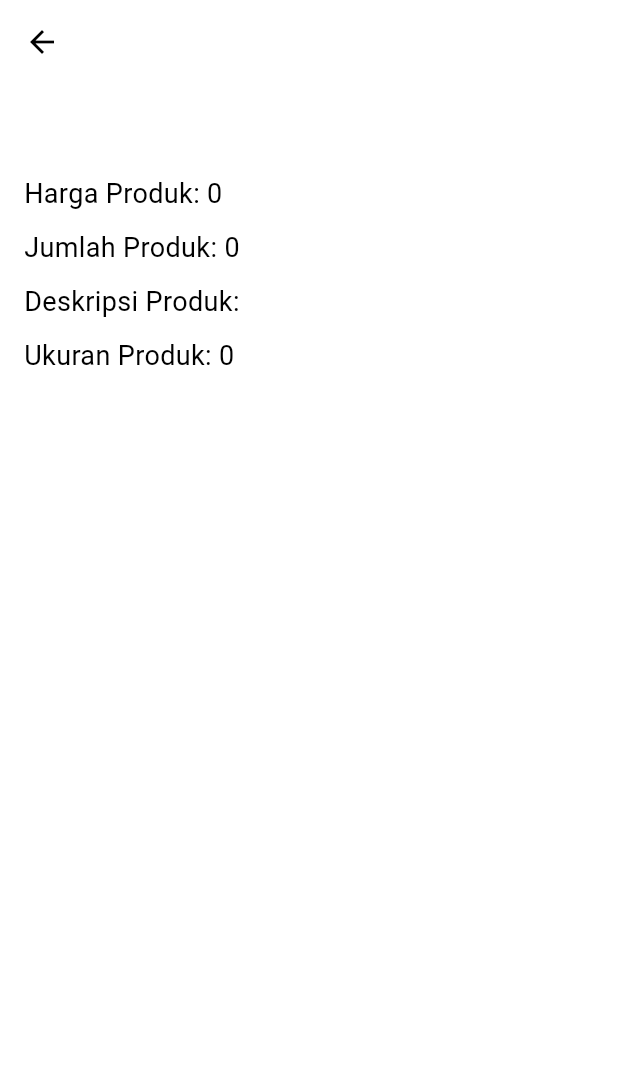
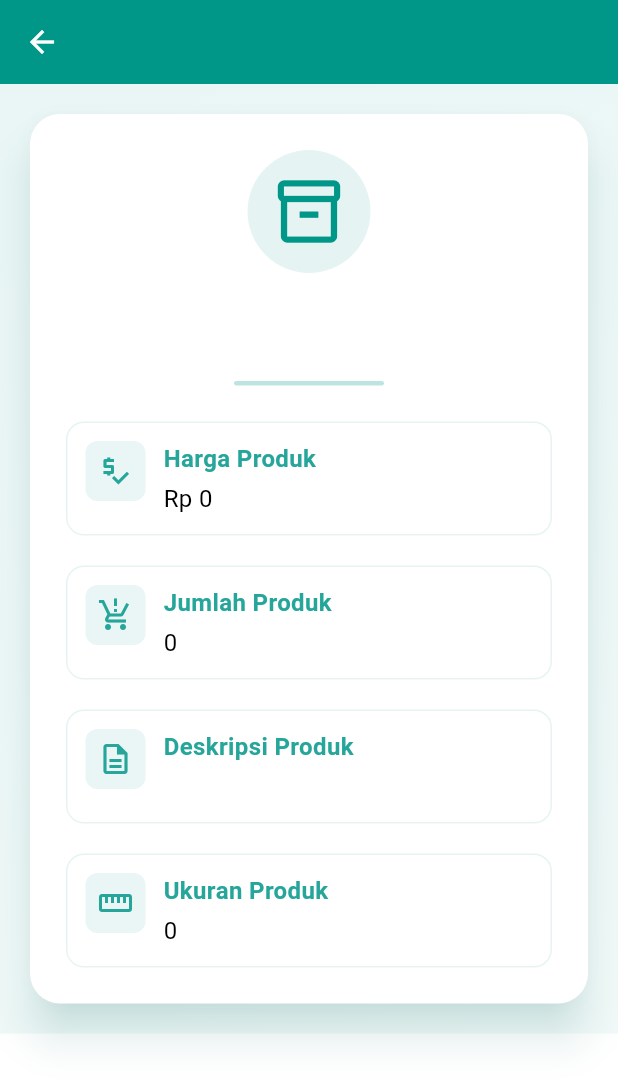
Before and after one commit to freiazulaika/lahzadi-mobile, a Flutter app: the ProductDetailPage screen opened directly with empty values, on a phone screen of 412 x 824 dp. Shown: the top 1084 px of the screen. Run offline on Flutter 3.47's test engine with Material 3 defaults, Android fonts, the light colour scheme and no system bars; missing offline and left inert: pbp_django_auth.

Commit message:
edit tugas 9

```diff
--- a/lib/screens/detail_product.dart
+++ b/lib/screens/detail_product.dart
@@ -8,45 +8,191 @@ class ProductDetailPage extends StatelessWidget {
 
   @override
   Widget build(BuildContext context) {
+    final theme = Theme.of(context);
+    final colorScheme = theme.colorScheme;
+
     return Scaffold(
       appBar: AppBar(
-        title: Text(product.fields.name),
+        elevation: 0,
+        title: Text(
+          product.fields.name,
+          style: TextStyle(color: colorScheme.onPrimary),
         ),
-      body: Padding(
+        backgroundColor: colorScheme.primary,
+        iconTheme: IconThemeData(color: colorScheme.onPrimary),
+      ),
+      body: Container(
+        decoration: BoxDecoration(
+          gradient: LinearGradient(
+            begin: Alignment.topLeft,
+            end: Alignment.bottomRight,
+            colors: [
+              colorScheme.secondary.withOpacity(0.1),
+              colorScheme.primary.withOpacity(0.05),
+            ],
+          ),
+        ),
+        child: SingleChildScrollView(
+          physics: const BouncingScrollPhysics(),
+          child: Padding(
             padding: const EdgeInsets.all(16.0),
+            child: AnimatedOpacity(
+              duration: const Duration(milliseconds: 500),
+              opacity: 1.0,
+              child: Card(
+                elevation: 12,
+                shadowColor: colorScheme.primary.withOpacity(0.3),
+                shape: RoundedRectangleBorder(
+                  borderRadius: BorderRadius.circular(20),
+                ),
+                child: Padding(
+                  padding: const EdgeInsets.all(24.0),
+                  child: Column(
+                    crossAxisAlignment: CrossAxisAlignment.stretch,
+                    children: [
+                      _buildHeader(product, colorScheme),
+                      const SizedBox(height: 24),
+                      _buildDetails(product, colorScheme),
+                    ],
+                  ),
+                ),
+              ),
+            ),
+          ),
+        ),
+      ),
+    );
+  }
+
+  Widget _buildHeader(ProductEntry product, ColorScheme colorScheme) {
+    return Column(
+      children: [
+        Container(
+          padding: const EdgeInsets.all(16),
+          decoration: BoxDecoration(
+            color: colorScheme.primary.withOpacity(0.1),
+            shape: BoxShape.circle,
+          ),
+          child: Icon(
+            Icons.inventory_2_outlined,
+            color: colorScheme.primary,
+            size: 50,
+          ),
+        ),
+        const SizedBox(height: 16),
+        Text(
+          product.fields.name,
+          style: TextStyle(
+            fontSize: 28.0,
+            fontWeight: FontWeight.bold,
+            color: colorScheme.primary,
+          ),
+          textAlign: TextAlign.center,
+        ),
+        const SizedBox(height: 16),
+        Container(
+          height: 3,
+          width: 100,
+          decoration: BoxDecoration(
+            color: colorScheme.secondary.withOpacity(0.3),
+            borderRadius: BorderRadius.circular(1.5),
+          ),
+        ),
+      ],
+    );
+  }
+
+  Widget _buildDetails(ProductEntry product, ColorScheme colorScheme) {
+    return Column(
+      children: [
+        _buildDetailRow(
+          icon: Icons.price_check_outlined,
+          label: "Harga Produk",
+          value: "Rp ${product.fields.price}",
+          color: colorScheme.secondary,
+          colorScheme: colorScheme,
+        ),
+        const SizedBox(height: 20),
+        _buildDetailRow(
+          icon: Icons.production_quantity_limits,
+          label: "Jumlah Produk",
+          value: "${product.fields.stock}",
+          color: colorScheme.secondary,
+          colorScheme: colorScheme,
+        ),
+        const SizedBox(height: 20),
+        _buildDetailRow(
+          icon: Icons.description_outlined,
+          label: "Deskripsi Produk",
+          value: product.fields.description,
+          color: colorScheme.secondary,
+          colorScheme: colorScheme,
+        ),
+        const SizedBox(height: 20),
+        _buildDetailRow(
+          icon: Icons.straighten_outlined,
+          label: "Ukuran Produk",
+          value: "${product.fields.size}",
+          color: colorScheme.secondary,
+          colorScheme: colorScheme,
+        ),
+      ],
+    );
+  }
+
+  Widget _buildDetailRow({
+    required IconData icon,
+    required String label,
+    required String value,
+    required Color color,
+    required ColorScheme colorScheme,
+  }) {
+    return Container(
+      padding: const EdgeInsets.all(12),
+      decoration: BoxDecoration(
+        color: colorScheme.surface,
+        borderRadius: BorderRadius.circular(12),
+        border: Border.all(
+          color: colorScheme.primary.withOpacity(0.1),
+          width: 1,
+        ),
+      ),
+      child: Row(
+        crossAxisAlignment: CrossAxisAlignment.start,
+        children: [
+          Container(
+            padding: const EdgeInsets.all(8),
+            decoration: BoxDecoration(
+              color: color.withOpacity(0.1),
+              borderRadius: BorderRadius.circular(8),
+            ),
+            child: Icon(icon, color: color, size: 24),
+          ),
+          const SizedBox(width: 12),
+          Expanded(
             child: Column(
               crossAxisAlignment: CrossAxisAlignment.start,
               children: [
                 Text(
-              product.fields.name,
-              style: const TextStyle(
-                fontSize: 24.0,
-                fontWeight: FontWeight.bold,
+                  label,
+                  style: TextStyle(
+                    fontSize: 16.0,
+                    fontWeight: FontWeight.w600,
+                    color: color,
                   ),
                 ),
-            const SizedBox(height: 10),
+                const SizedBox(height: 4),
                 Text(
-              "Harga Produk: ${product.fields.price}",
-              style: const TextStyle(fontSize: 18.0),
+                  value,
+                  style: const TextStyle(
+                    fontSize: 16.0,
                   ),
-            const SizedBox(height: 10),
-            Text(
-              "Jumlah Produk: ${product.fields.stock}",
-              style: const TextStyle(fontSize: 18.0),
-            ),
-            const SizedBox(height: 10),
-            Text(
-              "Deskripsi Produk: ${product.fields.description}",
-              style: const TextStyle(fontSize: 18.0),
-            ),
-            const SizedBox(height: 10),
-            Text(
-              "Ukuran Produk: ${product.fields.size}",
-              style: const TextStyle(fontSize: 18.0),
                 ),
               ],
             ),
           ),
+        ],
+      ),
     );
   }
 }
--- a/lib/screens/list_productentry.dart
+++ b/lib/screens/list_productentry.dart
@@ -88,7 +88,7 @@ class _ProductEntryPage extends State<ProductEntryPage> {
                       const SizedBox(height: 10),
                       // Menampilkan deskripsi produk
                       Text(
-                        "Harga Produk: ${snapshot.data![index].fields.description}",
+                        "Deskripsi Produk: ${snapshot.data![index].fields.description}",
                         style: const TextStyle(fontSize: 16.0),
                       ),
                       const SizedBox(height: 10),
--- a/lib/widgets/product_card.dart
+++ b/lib/widgets/product_card.dart
@@ -54,9 +54,10 @@ class ItemCard extends StatelessWidget {
                 ScaffoldMessenger.of(context).showSnackBar(SnackBar(
                   content: Text("$message Sampai jumpa, $uname."),
                 ));
-                Navigator.pushReplacement(
+                Navigator.pushAndRemoveUntil(
                   context,
                   MaterialPageRoute(builder: (context) => const LoginPage()),
+                  (route) => false, // Hapus halaman-halaman sebelumnya
                 );
               } else {
                 ScaffoldMessenger.of(context).showSnackBar(
```
Also changed, not shown: 1 other file. Lines whose indentation alone changed are shown as unchanged.
